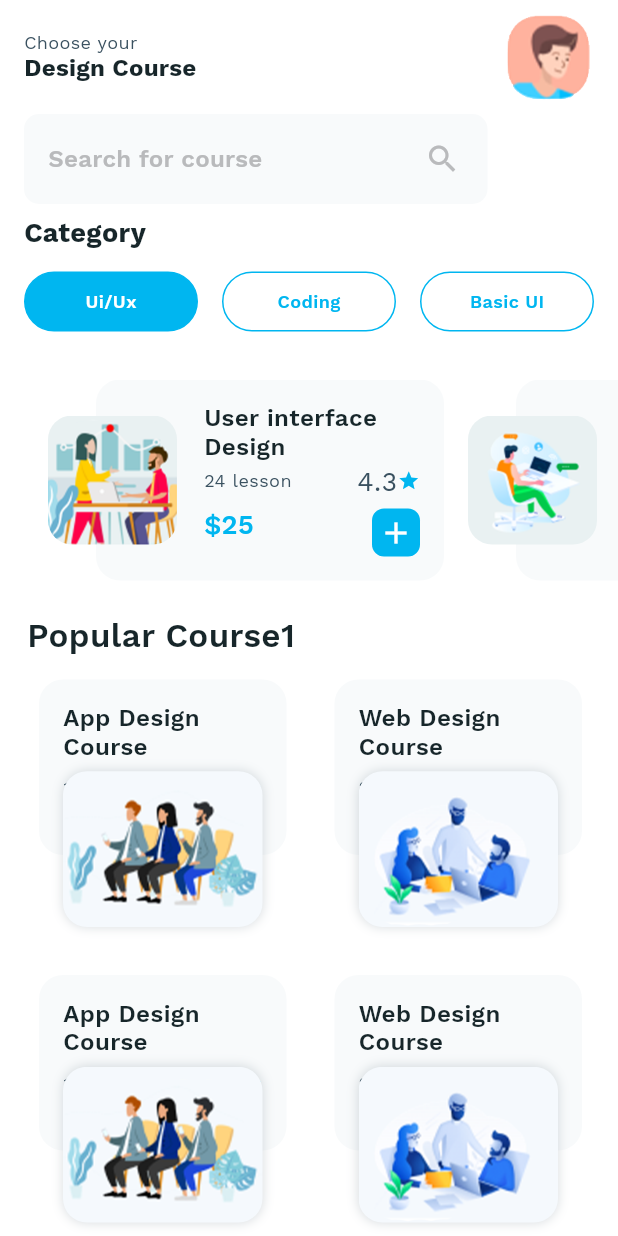
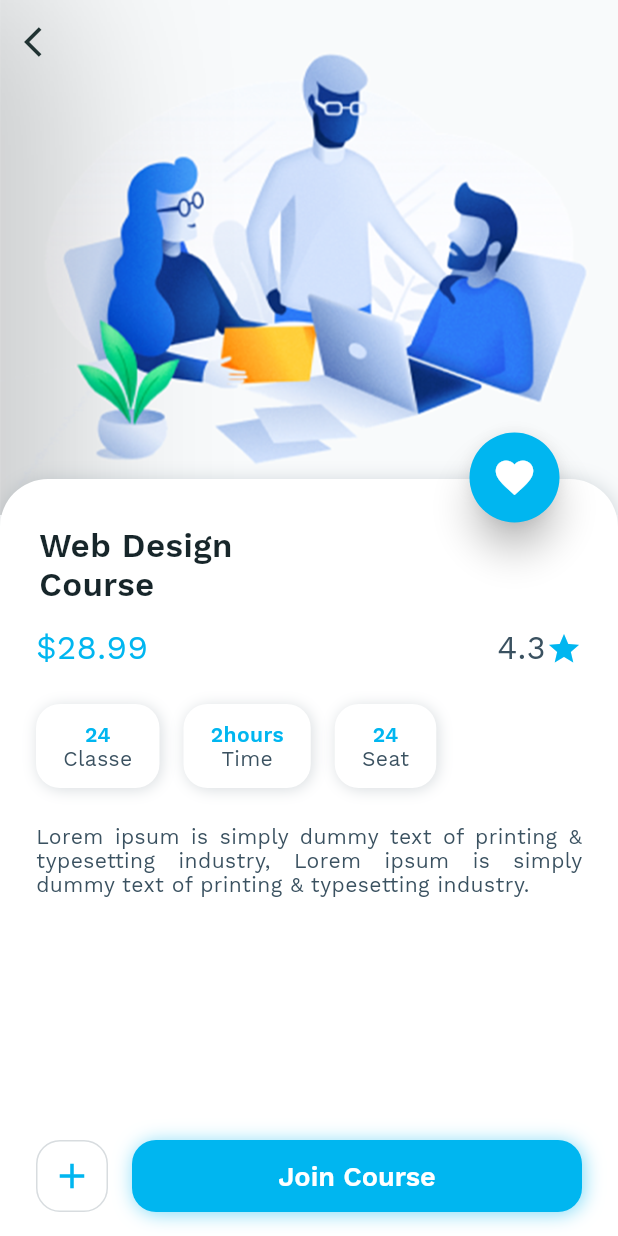
Before and after one commit to shejishi/FlutterPractice, a Flutter app: the DesignCourseHome screen opened directly, after a tap on "App Design Course", on a phone screen of 412 x 824 dp. Run offline on Flutter 3.47's test engine with Material 2 defaults, Android fonts, the phone set to English and light mode, and no system bars; our stand-ins replace flutter_rating_bar, font_awesome_flutter.

Commit message:
透明度动画使用

```diff
--- /dev/null
+++ b/lib/design/CourseInfoScreen.dart
@@ -0,0 +1,348 @@
+import 'package:flutter/material.dart';
+import 'package:flutter_demo/design/DesignCourseAppTheme.dart';
+
+class CourseInfoScreen extends StatefulWidget {
+  const CourseInfoScreen({Key? key}) : super(key: key);
+
+  @override
+  State<StatefulWidget> createState() {
+    return CourseInfoScreenState();
+  }
+}
+
+class CourseInfoScreenState extends State<CourseInfoScreen> with TickerProviderStateMixin {
+  final double infoHeight = 364.0;
+  double opacity1 = 0.0;
+  double opacity2 = 0.0;
+  double opacity3 = 0.0;
+  late AnimationController animationController;
+  late Animation<double> animation;
+
+  @override
+  void initState() {
+    animationController = AnimationController(vsync: this, duration: const Duration(milliseconds: 1000));
+    animation = Tween<double>(begin: 0.0, end: 1.0).animate(CurvedAnimation(parent: animationController, curve: Interval(0, 1.0, curve: Curves.fastOutSlowIn)));
+
+    setData();
+    super.initState();
+  }
+
+  @override
+  Widget build(BuildContext context) {
+    final double tempHeight = MediaQuery.of(context).size.height - (MediaQuery.of(context).size.width / 1.2) + 24.0;
+    return Container(
+      color: DesignCourseAppTheme.nearlyWhite,
+      child: Scaffold(
+        backgroundColor: Colors.transparent,
+        body: Stack(
+          children: [
+            Column(
+              children: [
+                AspectRatio(
+                  aspectRatio: 1.2,
+                  child: Image.asset("assets/design_course/webInterFace.png"),
+                )
+              ],
+            ),
+            Positioned(
+              top: (MediaQuery.of(context).size.width / 1.2) - 24,
+              bottom: 0,
+              left: 0,
+              right: 0,
+              child: Container(
+                decoration: BoxDecoration(
+                  color: DesignCourseAppTheme.nearlyWhite,
+                  borderRadius: const BorderRadius.only(topLeft: Radius.circular(32.0), topRight: Radius.circular(32.0)),
+                  boxShadow: [
+                    BoxShadow(
+                      color: DesignCourseAppTheme.grey.withOpacity(0.2),
+                      offset: const Offset(1.1, 1.1),
+                      blurRadius: 10.0,
+                    ),
+                  ],
+                ),
+                child: Padding(
+                  padding: const EdgeInsets.only(left: 8, right: 8),
+                  child: SingleChildScrollView(
+                    child: Container(
+                      constraints: BoxConstraints(minHeight: infoHeight, maxHeight: tempHeight > infoHeight ? tempHeight : infoHeight),
+                      child: Column(
+                        mainAxisAlignment: MainAxisAlignment.center,
+                        crossAxisAlignment: CrossAxisAlignment.start,
+                        children: [
+                          const Padding(
+                            padding: EdgeInsets.only(top: 32, left: 18, right: 16),
+                            child: Text(
+                              "Web Design\nCourse",
+                              textAlign: TextAlign.left,
+                              style: TextStyle(
+                                fontWeight: FontWeight.w600,
+                                fontSize: 22,
+                                letterSpacing: 0.27,
+                                color: DesignCourseAppTheme.darkerText,
+                              ),
+                            ),
+                          ),
+                          Padding(
+                            padding: const EdgeInsets.only(left: 16, right: 16, bottom: 8, top: 16),
+                            child: Row(
+                              mainAxisAlignment: MainAxisAlignment.spaceBetween,
+                              crossAxisAlignment: CrossAxisAlignment.center,
+                              children: [
+                                const Text(
+                                  "\$28.99",
+                                  textAlign: TextAlign.left,
+                                  style: TextStyle(
+                                    fontWeight: FontWeight.w200,
+                                    fontSize: 22,
+                                    letterSpacing: 0.27,
+                                    color: DesignCourseAppTheme.nearlyBlue,
+                                  ),
+                                ),
+                                Container(
+                                  child: Row(
+                                    children: [
+                                      const Text(
+                                        "4.3",
+                                        textAlign: TextAlign.left,
+                                        style: TextStyle(
+                                          fontWeight: FontWeight.w200,
+                                          fontSize: 22,
+                                          letterSpacing: 0.27,
+                                          color: DesignCourseAppTheme.grey,
+                                        ),
+                                      ),
+                                      const Icon(
+                                        Icons.star,
+                                        color: DesignCourseAppTheme.nearlyBlue,
+                                        size: 24,
+                                      ),
+                                    ],
+                                  ),
+                                )
+                              ],
+                            ),
+                          ),
+                          AnimatedOpacity(
+                            opacity: opacity1,
+                            duration: const Duration(milliseconds: 500),
+                            child: Padding(
+                              padding: const EdgeInsets.all(8),
+                              child: Row(
+                                children: [
+                                  getTimeBoxUI("24", "Classe"),
+                                  getTimeBoxUI("2hours", "Time"),
+                                  getTimeBoxUI("24", "Seat"),
+                                ],
+                              ),
+                            ),
+                          ),
+                          Expanded(
+                            child: AnimatedOpacity(
+                              duration: const Duration(milliseconds: 500),
+                              opacity: opacity2,
+                              child: Padding(
+                                padding: const EdgeInsets.only(left: 16, right: 16, top: 8, bottom: 8),
+                                child: Text(
+                                  "Lorem ipsum is simply dummy text of printing & typesetting industry, Lorem ipsum is simply dummy text of printing & typesetting industry.",
+                                  textAlign: TextAlign.justify,
+                                  style: TextStyle(
+                                    fontWeight: FontWeight.w200,
+                                    fontSize: 14,
+                                    letterSpacing: 0.27,
+                                    color: DesignCourseAppTheme.grey,
+                                  ),
+                                  maxLines: 3,
+                                  overflow: TextOverflow.ellipsis,
+                                ),
+                              ),
+                            ),
+                          ),
+                          AnimatedOpacity(
+                            opacity: opacity3,
+                            duration: const Duration(milliseconds: 500),
+                            child: Padding(
+                              padding: const EdgeInsets.only(left: 16, bottom: 16, right: 16),
+                              child: Row(
+                                mainAxisAlignment: MainAxisAlignment.center,
+                                crossAxisAlignment: CrossAxisAlignment.center,
+                                children: [
+                                  Container(
+                                    width: 48,
+                                    height: 48,
+                                    child: Container(
+                                      decoration: BoxDecoration(
+                                        color: DesignCourseAppTheme.nearlyWhite,
+                                        borderRadius: const BorderRadius.all(
+                                          Radius.circular(16),
+                                        ),
+                                        border: Border.all(
+                                          color: DesignCourseAppTheme.grey.withOpacity(0.2),
+                                        ),
+                                      ),
+                                      child: Icon(
+                                        Icons.add,
+                                        color: DesignCourseAppTheme.nearlyBlue,
+                                        size: 28,
+                                      ),
+                                    ),
+                                  ),
+                                  const SizedBox(
+                                    width: 16,
+                                  ),
+                                  Expanded(
+                                    child: Container(
+                                      height: 48,
+                                      decoration: BoxDecoration(
+                                        color: DesignCourseAppTheme.nearlyBlue,
+                                        borderRadius: const BorderRadius.all(
+                                          Radius.circular(16),
+                                        ),
+                                        boxShadow: [
+                                          BoxShadow(
+                                            color: DesignCourseAppTheme.nearlyBlue.withOpacity(0.5),
+                                            offset: const Offset(1.1, 1.1),
+                                            blurRadius: 10.0,
+                                          ),
+                                        ],
+                                      ),
+                                      child: Center(
+                                        child: Text(
+                                          "Join Course",
+                                          textAlign: TextAlign.left,
+                                          style: TextStyle(
+                                            fontWeight: FontWeight.w600,
+                                            fontSize: 18,
+                                            letterSpacing: 0.0,
+                                            color: DesignCourseAppTheme.nearlyWhite,
+                                          ),
+                                        ),
+                                      ),
+                                    ),
+                                  ),
+                                ],
+                              ),
+                            ),
+                          ),
+                          SizedBox(
+                            height: MediaQuery.of(context).padding.bottom,
+                          )
+                        ],
+                      ),
+                    ),
+                  ),
+                ),
+              ),
+            ),
+            Positioned(
+              top: (MediaQuery.of(context).size.width / 1.2) - 24 - 35,
+              right: 35,
+              child: ScaleTransition(
+                alignment: Alignment.center,
+                scale: CurvedAnimation(parent: animationController, curve: Curves.fastOutSlowIn),
+                child: Card(
+                  color: DesignCourseAppTheme.nearlyBlue,
+                  shape: RoundedRectangleBorder(
+                    borderRadius: BorderRadius.circular(50),
+                  ),
+                  elevation: 10,
+                  child: Container(
+                    width: 60,
+                    height: 60,
+                    child: Center(
+                      child: Icon(
+                        Icons.favorite,
+                        color: DesignCourseAppTheme.nearlyWhite,
+                        size: 30,
+                      ),
+                    ),
+                  ),
+                ),
+              ),
+            ),
+            Padding(
+              padding: EdgeInsets.only(top: MediaQuery.of(context).padding.top),
+              child: SizedBox(
+                width: AppBar().preferredSize.height,
+                height: AppBar().preferredSize.height,
+                child: Material(
+                  color: Colors.transparent,
+                  child: InkWell(
+                    borderRadius: BorderRadius.circular(AppBar().preferredSize.height),
+                    child: Icon(
+                      Icons.arrow_back_ios,
+                      color: DesignCourseAppTheme.nearlyBlack,
+                    ),
+                    onTap: () {
+                      Navigator.pop(context);
+                    },
+                  ),
+                ),
+              ),
+            )
+          ],
+        ),
+      ),
+    );
+  }
+
+  Widget getTimeBoxUI(String text1, String txt2) {
+    return Padding(
+      padding: const EdgeInsets.all(8.0),
+      child: Container(
+        decoration: BoxDecoration(color: DesignCourseAppTheme.nearlyWhite, borderRadius: const BorderRadius.all(Radius.circular(16.0)), boxShadow: [
+          BoxShadow(
+            color: DesignCourseAppTheme.grey.withOpacity(0.2),
+            offset: const Offset(1.1, 1.1),
+            blurRadius: 8.0,
+          ),
+        ]),
+        child: Padding(
+          padding: const EdgeInsets.only(left: 18, right: 18, top: 12, bottom: 12),
+          child: Column(
+            mainAxisAlignment: MainAxisAlignment.center,
+            crossAxisAlignment: CrossAxisAlignment.center,
+            children: [
+              Text(
+                text1,
+                textAlign: TextAlign.center,
+                style: const TextStyle(
+                  fontWeight: FontWeight.w600,
+                  fontSize: 14,
+                  letterSpacing: 0.27,
+                  color: DesignCourseAppTheme.nearlyBlue,
+                ),
+              ),
+              Text(
+                txt2,
+                textAlign: TextAlign.center,
+                style: const TextStyle(
+                  fontWeight: FontWeight.w200,
+                  fontSize: 14,
+                  letterSpacing: 0.27,
+                  color: DesignCourseAppTheme.grey,
+                ),
+              ),
+            ],
+          ),
+        ),
+      ),
+    );
+  }
+
+  Future<void> setData() async {
+    animationController.forward();
+    await Future<dynamic>.delayed(const Duration(milliseconds: 200));
+    setState(() {
+      opacity1 = 1.0;
+    });
+    await Future<dynamic>.delayed(const Duration(milliseconds: 200));
+    setState(() {
+      opacity2 = 1.0;
+    });
+    await Future<dynamic>.delayed(const Duration(milliseconds: 200));
+    setState(() {
+      opacity3 = 1.0;
+    });
+  }
+}
--- a/lib/design/DesignCourseHome.dart
+++ b/lib/design/DesignCourseHome.dart
@@ -1,5 +1,6 @@
 import 'package:flutter/material.dart';
 import 'package:flutter/widgets.dart';
+import 'package:flutter_demo/design/CourseInfoScreen.dart';
 import 'package:flutter_demo/design/DesignCourseAppTheme.dart';
 import 'package:flutter_demo/utils/HexColor.dart';
 
@@ -245,7 +246,9 @@ class DesignCourseHomeState extends State<DesignCourseHome> {
     );
   }
 
-  void moveTo() {}
+  void moveTo() {
+    Navigator.push<dynamic>(context, MaterialPageRoute(builder: (BuildContext context) => CourseInfoScreen()));
+  }
 
   Widget getPopularCourseUI() {
     return Padding(
@@ -254,7 +257,7 @@ class DesignCourseHomeState extends State<DesignCourseHome> {
         mainAxisAlignment: MainAxisAlignment.center,
         crossAxisAlignment: CrossAxisAlignment.start,
         children: [
-          Text(
+          const Text(
             "Popular Course1",
             textAlign: TextAlign.start,
             style: TextStyle(
@@ -265,7 +268,9 @@ class DesignCourseHomeState extends State<DesignCourseHome> {
             ),
           ),
           Flexible(
-            child: PopularCourseListView(callBack: () {}),
+            child: PopularCourseListView(callBack: () {
+              moveTo();
+            }),
           ),
         ],
       ),
--- a/lib/design/PopularCourseListView.dart
+++ b/lib/design/PopularCourseListView.dart
@@ -63,6 +63,7 @@ class PopularCourseListViewState extends State<PopularCourseListView> with Ticke
                 crossAxisCount: 2,
                 mainAxisSpacing: 32,
                 crossAxisSpacing: 32,
+                childAspectRatio: 0.8
               ),
             );
           }
```
